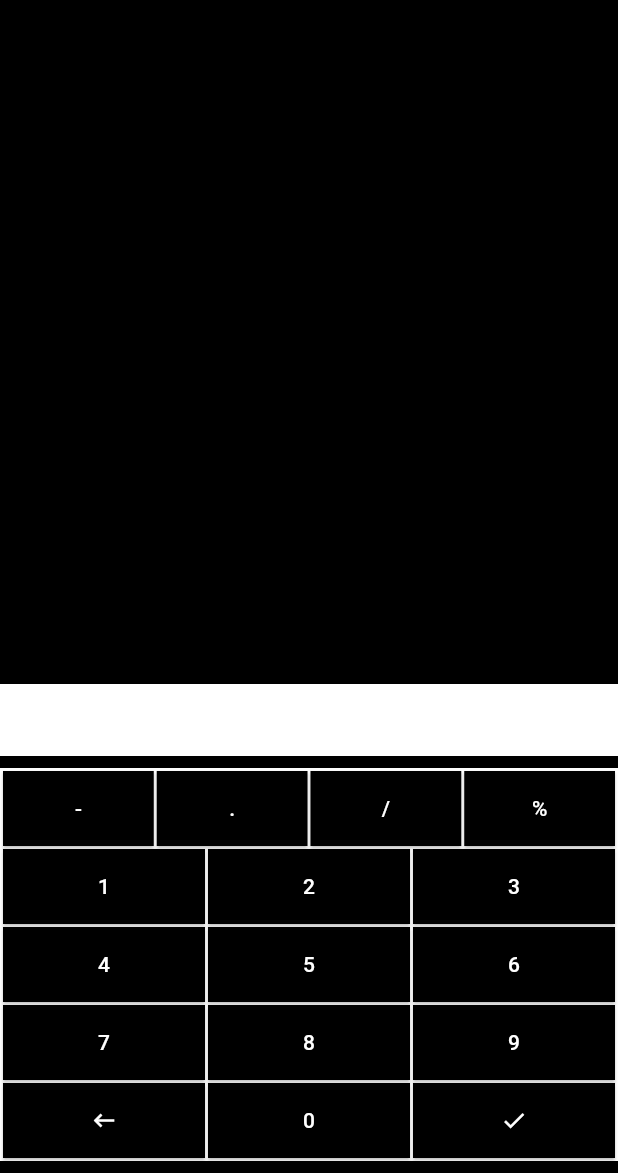
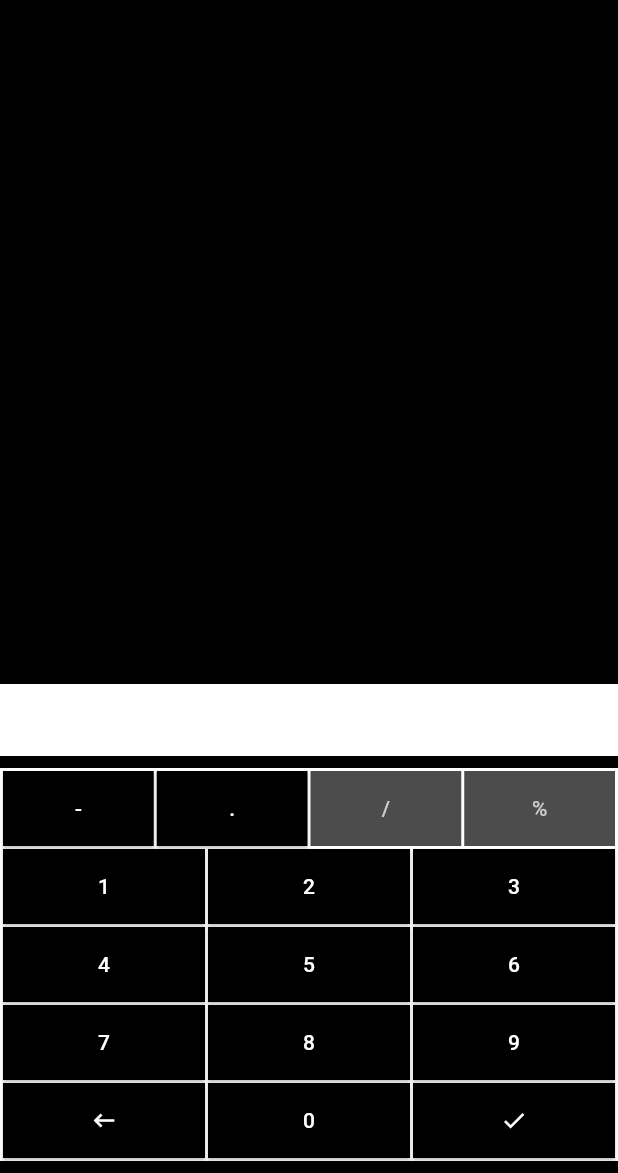
Before and after one commit to gruvw/numly, a Flutter app: the screen it shows after launch, on a phone screen of 412 x 824 dp, the part 63-1236 px from its top. Run offline on Flutter 3.47's test engine with Material 3 defaults, Android fonts, the light colour scheme and no system bars; our stand-ins replace flutter_hooks, gap.

Commit message:
feat: disabled keys

```diff
--- a/src/lib/views/pages/components/input/number_input.dart
+++ b/src/lib/views/pages/components/input/number_input.dart
@@ -12,6 +12,7 @@ class NumberInput extends StatelessWidget {
 
   @override
   Widget build(BuildContext context) {
+    // TODO autofocus, without showing keyboard on phone
     final numberField = TextField(
       controller: numberController,
       showCursor: false,
--- a/src/lib/views/pages/components/input/virtual_key.dart
+++ b/src/lib/views/pages/components/input/virtual_key.dart
@@ -1,5 +1,6 @@
 import "package:flutter/material.dart";
 import "package:numly/static/styles.dart";
+import "package:numly/utils/language.dart";
 
 class VirtualKey extends StatelessWidget {
   final bool disabled;
@@ -30,7 +31,9 @@ class VirtualKey extends StatelessWidget {
       style: ElevatedButton.styleFrom(
         shape: RoundedRectangleBorder(),
         backgroundColor: Styles.foregroundColor,
+        disabledBackgroundColor: Styles.foregroundColor.lighten(0.3),
         foregroundColor: Styles.backgroundColor,
+        disabledForegroundColor: Styles.backgroundColor.darken(0.2),
       ),
       child: content,
     );
--- a/src/lib/views/pages/components/input/virtual_keyboard.dart
+++ b/src/lib/views/pages/components/input/virtual_keyboard.dart
@@ -19,7 +19,7 @@ class VirtualKeyboard extends HookWidget {
     );
   }
 
-  Widget _textKey(String text, bool disabled) {
+  Widget _textKey(String text, [bool disabled = false]) {
     return VirtualKey(
       disabled: disabled,
       onPressed: () {
@@ -45,7 +45,7 @@ class VirtualKeyboard extends HookWidget {
     );
   }
 
-  Widget _textKeys(Iterable<String> texts, bool disabled) {
+  Widget _textKeys(Iterable<String> texts, [bool disabled = false]) {
     return _rowKeys(texts.map((t) => _textKey(t, disabled)));
   }
 
@@ -65,8 +65,10 @@ class VirtualKeyboard extends HookWidget {
       },
     );
 
+    // TODO enter key should submit
     final submitKey = _iconKey(Icons.check, () {
       // TODO submit press
+      // TODO on submit, remove ending fraction or decimal separators
     });
 
     final numberDisabled = numberText.endsWith(Keys.percent);
@@ -75,10 +77,10 @@ class VirtualKeyboard extends HookWidget {
         numberText.contains(Keys.percent);
     final keys = [
       _rowKeys([
-        _textKey(Keys.negative, false),
+        _textKey(Keys.negative),
         _textKey(Keys.decimal, symbolDisabled),
-        _textKey(Keys.fraction, symbolDisabled),
-        _textKey(Keys.percent, symbolDisabled),
+        _textKey(Keys.fraction, symbolDisabled || numberText.isEmpty),
+        _textKey(Keys.percent, symbolDisabled || numberText.isEmpty),
       ]),
       _textKeys(Keys.numbersRow1, numberDisabled),
       _textKeys(Keys.numbersRow2, numberDisabled),
```
Also changed, not shown: src/lib/utils/language.dart (+16 -0 lines), src/lib/views/pages/components/input/number_formatter.dart (+20 -11 lines).
